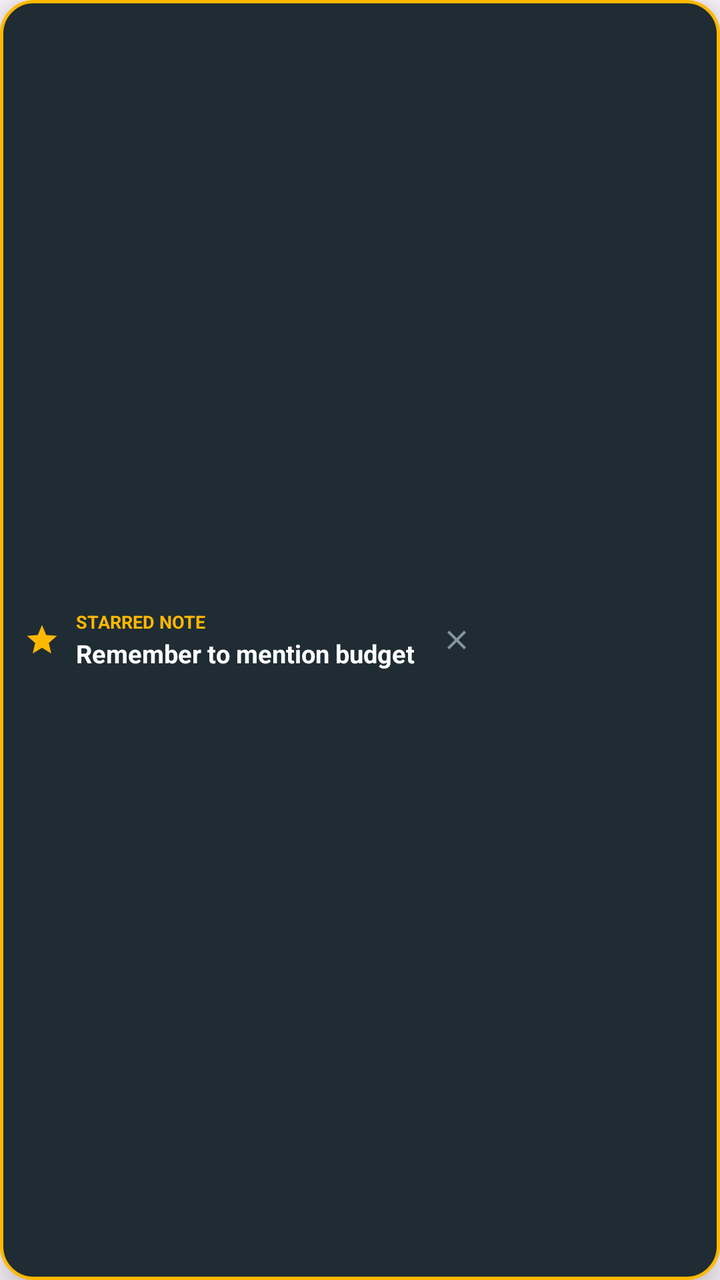
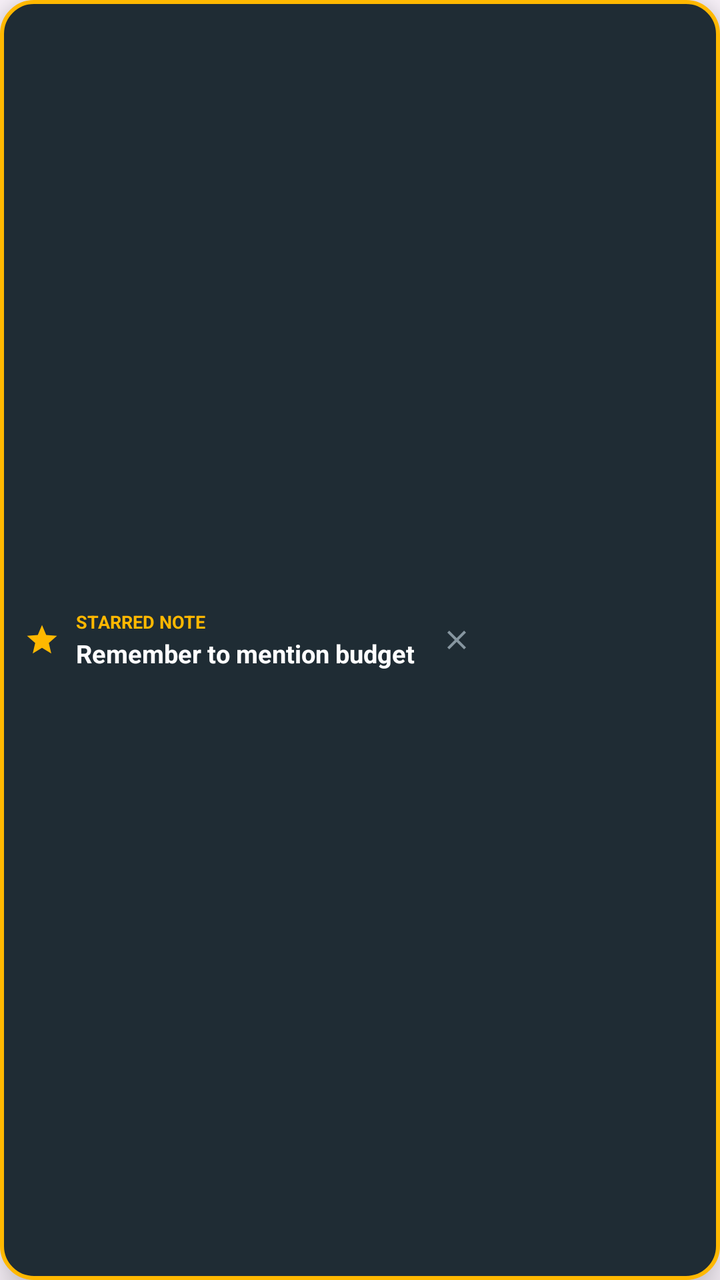

Compare the two renders of this Android layout. The source of the first and the diff that turns it into the second are given below.
<!-- AndroidManifest.xml: application theme Theme.ChatNotes -->
<!-- res/layout/layout_starred_popup.xml -->
<?xml version="1.0" encoding="utf-8"?>
<LinearLayout xmlns:android="http://schemas.android.com/apk/res/android"
    xmlns:app="http://schemas.android.com/apk/res-auto"
    android:id="@+id/starredPopupRoot"
    android:layout_width="wrap_content"
    android:layout_height="wrap_content"
    android:background="@drawable/bg_starred_popup"
    android:clickable="true"
    android:elevation="12dp"
    android:focusable="true"
    android:gravity="center_vertical"
    android:orientation="horizontal"
    android:paddingStart="12dp"
    android:paddingTop="7dp"
    android:paddingEnd="8dp"
    android:paddingBottom="7dp">

    <ImageView
        android:id="@+id/ivStarredIcon"
        android:layout_width="18dp"
        android:layout_height="18dp"
        android:src="@drawable/ic_star_filled" />

    <LinearLayout
        android:layout_width="wrap_content"
        android:layout_height="wrap_content"
        android:layout_marginStart="8dp"
        android:layout_marginEnd="6dp"
        android:orientation="vertical">

        <TextView
            android:layout_width="wrap_content"
            android:layout_height="wrap_content"
            android:text="STARRED NOTE"
            android:textColor="#FFB800"
            android:textSize="9sp"
            android:textStyle="bold" />

        <TextView
            android:id="@+id/tvStarredValue"
            android:layout_width="wrap_content"
            android:layout_height="wrap_content"
            android:layout_marginTop="1dp"
            android:ellipsize="end"
            android:maxWidth="190dp"
            android:maxLines="2"
            android:text="Remember to mention budget"
            android:textColor="#FFFFFF"
            android:textSize="12.5sp"
            android:textStyle="bold" />
    </LinearLayout>

    <ImageView
        android:id="@+id/btnDismissStarredPopup"
        android:layout_width="22dp"
        android:layout_height="22dp"
        android:layout_marginStart="4dp"
        android:background="?android:selectableItemBackgroundBorderless"
        android:padding="3dp"
        android:src="@drawable/ic_close"
        app:tint="#8696A0" />

</LinearLayout>
<!-- resources referenced by this layout -->
<resources>
  <!-- drawable bg_starred_popup (drawable) -->
  <?xml version="1.0" encoding="utf-8"?>
  <shape xmlns:android="http://schemas.android.com/apk/res/android"
      android:shape="rectangle">
      <solid android:color="#1F2C34" />
      <corners android:radius="16dp" />
      <stroke
          android:width="1.5dp"
          android:color="#FFB800" />
  </shape>
  <!-- drawable ic_close (drawable) -->
  <vector xmlns:android="http://schemas.android.com/apk/res/android"
      android:width="24dp"
      android:height="24dp"
      android:viewportWidth="24"
      android:viewportHeight="24">
      <path
          android:fillColor="#FFFFFFFF"
          android:pathData="M19,6.41L17.59,5 12,10.59 6.41,5 5,6.41 10.59,12 5,17.59 6.41,19 12,13.41 17.59,19 19,17.59 13.41,12z"/>
  </vector>
  <!-- drawable ic_star_filled (drawable) -->
  <vector xmlns:android="http://schemas.android.com/apk/res/android"
      android:width="20dp"
      android:height="20dp"
      android:viewportWidth="24"
      android:viewportHeight="24">
      <path
          android:fillColor="#FFB800"
          android:pathData="M12,17.27L18.18,21l-1.64,-7.03L22,9.24l-7.19,-0.61L12,2 9.19,8.63 2,9.24l5.46,4.73L5.82,21z"/>
  </vector>
  <style name="Theme.ChatNotes" parent="Theme.Material3.DayNight.NoActionBar">
          <item name="colorPrimary">@color/primary</item>
          <item name="colorOnPrimary">#FFFFFF</item>
          <item name="colorPrimaryContainer">#E0F2E9</item>
          <item name="colorOnPrimaryContainer">#00382C</item>
  
          <item name="colorSecondary">@color/primary_dark</item>
          <item name="colorOnSecondary">#FFFFFF</item>
          <item name="colorSecondaryContainer">#E8F5E9</item>
          <item name="colorOnSecondaryContainer">#00382C</item>
  
          <item name="colorSurface">@color/surface_light</item>
          <item name="colorOnSurface">@color/text_primary_light</item>
          <item name="colorSurfaceVariant">#F0F2F5</item>
          <item name="colorOnSurfaceVariant">@color/text_secondary_light</item>
  
          <item name="android:statusBarColor">@color/surface_light</item>
          <item name="android:windowLightStatusBar">true</item>
      </style>
  <color name="primary">#00A884</color>
  <color name="primary_dark">#008069</color>
  <color name="surface_light">#FFFFFF</color>
  <color name="text_primary_light">#111B21</color>
  <color name="text_secondary_light">#667781</color>
</resources>

<!-- the commit's change to res/layout/layout_starred_popup.xml (unified diff, before → after) -->
@@ -58,6 +58,7 @@
         android:background="?android:selectableItemBackgroundBorderless"
         android:padding="3dp"
         android:src="@drawable/ic_close"
-        app:tint="#8696A0" />
+        android:tint="@color/text_secondary_dark"
+        app:tint="@color/text_secondary_dark" />
 
 </LinearLayout>
<!-- resource entries referenced after the edit -->
@@ -1,5 +1,6 @@
 <!-- resources referenced by this layout -->
 <resources>
+  <color name="text_secondary_dark">#8696A0</color>
   <!-- drawable bg_starred_popup (drawable) -->
   <?xml version="1.0" encoding="utf-8"?>
   <shape xmlns:android="http://schemas.android.com/apk/res/android"
@@ -7,7 +8,7 @@
       <solid android:color="#1F2C34" />
       <corners android:radius="16dp" />
       <stroke
-          android:width="1.5dp"
+          android:width="2dp"
           android:color="#FFB800" />
   </shape>
   <!-- drawable ic_close (drawable) -->
@@ -22,13 +23,13 @@
   </vector>
   <!-- drawable ic_star_filled (drawable) -->
   <vector xmlns:android="http://schemas.android.com/apk/res/android"
-      android:width="20dp"
-      android:height="20dp"
+      android:width="24dp"
+      android:height="24dp"
       android:viewportWidth="24"
       android:viewportHeight="24">
       <path
           android:fillColor="#FFB800"
-          android:pathData="M12,17.27L18.18,21l-1.64,-7.03L22,9.24l-7.19,-0.61L12,2 9.19,8.63 2,9.24l5.46,4.73L5.82,21z"/>
+          android:pathData="M12,17.27L18.18,21l-1.64,-7.03L22,9.24l-7.19,-0.61L12,2L9.19,8.63L2,9.24l5.46,4.73L5.82,21L12,17.27z"/>
   </vector>
   <style name="Theme.ChatNotes" parent="Theme.Material3.DayNight.NoActionBar">
           <item name="colorPrimary">@color/primary</item>
